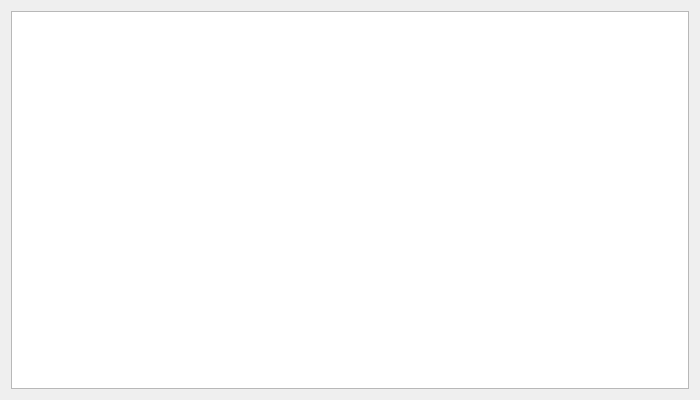
First picture: the form in src/pluginmanagerdialog.ui, repository 0xd34df00d/leechcraft, before the edit.
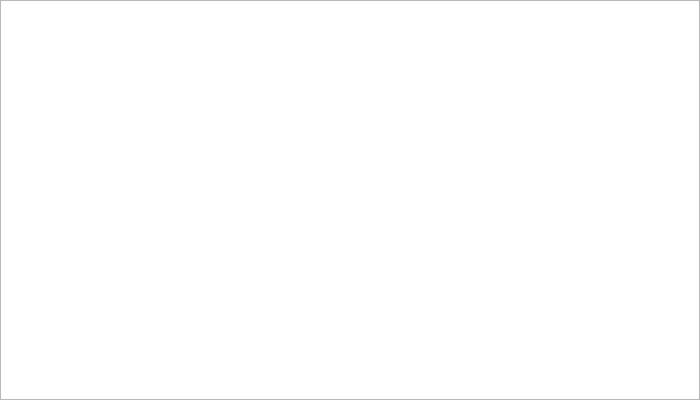
Second picture: the form after the edit. Icons and pictures are not drawn.

Commit message: XmlSettingsDialog: desperate tries to stretch custom widgets.

The edit to the form file:
```diff
--- a/src/pluginmanagerdialog.ui
+++ b/src/pluginmanagerdialog.ui
@@ -10,6 +10,12 @@
     <height>400</height>
    </rect>
   </property>
+  <property name="sizePolicy">
+   <sizepolicy hsizetype="MinimumExpanding" vsizetype="MinimumExpanding">
+    <horstretch>0</horstretch>
+    <verstretch>0</verstretch>
+   </sizepolicy>
+  </property>
   <property name="windowTitle">
    <string>Plugin Manager</string>
   </property>
@@ -18,6 +24,9 @@
     <normaloff>:/resources/images/leechcraft.svg</normaloff>:/resources/images/leechcraft.svg</iconset>
   </property>
   <layout class="QVBoxLayout" name="verticalLayout">
+   <property name="margin">
+    <number>0</number>
+   </property>
    <item>
     <widget class="QTreeView" name="PluginsTree_">
      <property name="minimumSize">
```
The commit also changes 2 other files.
